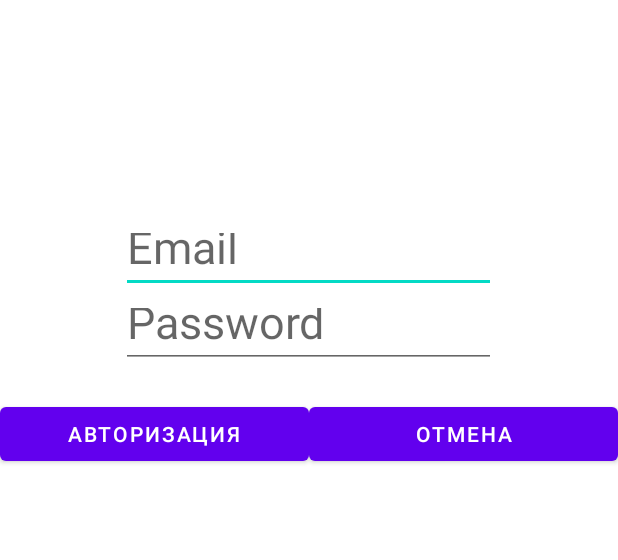
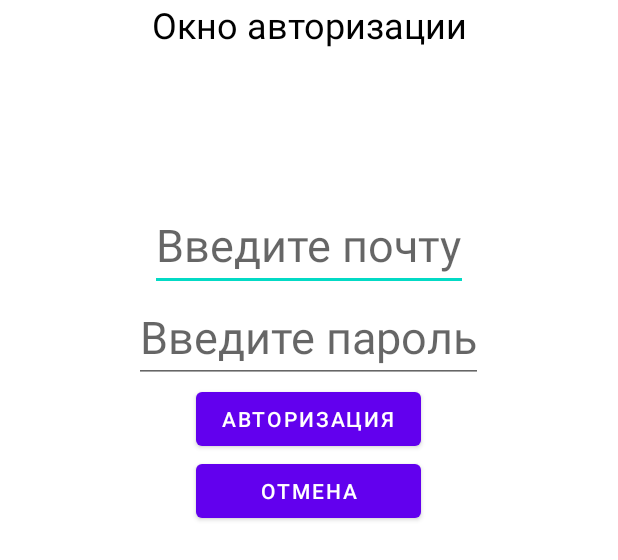
Before and after one commit to T1mba/Wheather, an Android app: the layout regis.xml on its own in the app's theme, with its tools: preview values and no code run, on a phone screen of 412 x 824 dp. Shown: the top 560 px of the screen. Run offline under Robolectric (Android 15) with nearby library versions, the phone set to English and light mode, and no system bars.

Commit message:
реферат

```diff
--- a/app/src/main/java/ru/yotc/weather_Igimbaev/MainActivity.kt
+++ b/app/src/main/java/ru/yotc/weather_Igimbaev/MainActivity.kt
@@ -55,6 +55,7 @@ class MainActivity : AppCompatActivity() {
     lateinit var secview: TextView
     lateinit var tempView: TextView
     lateinit var lastview: TextView
+    private lateinit var getServer:(result:String, error: String) -> Unit
     lateinit var predlastview: TextView
     private lateinit var callback: (result: String?, error: String) -> Unit
     private lateinit var dailyInfoRecyclerView: RecyclerView
@@ -66,7 +67,9 @@ class MainActivity : AppCompatActivity() {
     override fun onCreate(savedInstanceState: Bundle?) {
         super.onCreate(savedInstanceState)
         setContentView(R.layout.activity_main)
-
+            getServer = {result, error ->
+                //Тут должен быть запрос на сервер
+            }
         callback = { result, error ->
             if (result != null) {
 // перед заполнением очищаем список
@@ -362,4 +365,8 @@ class MainActivity : AppCompatActivity() {
                 1)
     }
 
+    fun select(view: View) {
+        MyCustomDialog().show(supportFragmentManager, "Dialog")
+    }
+
 }
--- a/app/src/main/java/ru/yotc/weather_Igimbaev/MyCustomDialog.kt
+++ b/app/src/main/java/ru/yotc/weather_Igimbaev/MyCustomDialog.kt
@@ -1,13 +1,20 @@
 package ru.yotc.weather_Igimbaev
 
+import android.app.AlertDialog
 import android.app.Dialog
+import android.content.DialogInterface
 import android.os.Bundle
 import android.view.LayoutInflater
 import android.view.View
 import android.view.ViewGroup
+import android.view.Window
 import androidx.fragment.app.DialogFragment
+import androidx.fragment.app.FragmentContainer
+
 
 class MyCustomDialog : DialogFragment() {
+    override fun onCreateView(inflater: LayoutInflater, container: ViewGroup?, savedInstanceState: Bundle?): View?{
 
-
+        return inflater.inflate(R.layout.regis, container,false)
+    }
 }
--- /dev/null
+++ b/app/src/main/res/drawable/round_corner.xml
@@ -0,0 +1,12 @@
+<?xml version="1.0" encoding="utf-8"?>
+<shape xmlns:android="http://schemas.android.com/apk/res/android">
+    <solid
+        android:color="#FFFFFF"/>
+    <corners
+        android:radius="30dp" />
+    <padding
+        android:left="10dp"
+        android:top="10dp"
+        android:right="10dp"
+        android:bottom="10dp" />
+</shape>
--- a/app/src/main/res/layout/activity_main.xml
+++ b/app/src/main/res/layout/activity_main.xml
@@ -229,10 +229,15 @@
             android:id="@+id/buttonPanel"
             >
             <Button
-                android:layout_width="match_parent"
+                android:layout_width="wrap_content"
                 android:layout_height="wrap_content"
                 android:onClick="selectCity"
                 android:text="Список городов" />
+                <Button
+                    android:layout_width="wrap_content"
+                    android:layout_height="wrap_content"
+                    android:onClick="select"
+                    android:text="Перейти на окно" />
         </LinearLayout>
 
 
--- a/app/src/main/res/layout/regis.xml
+++ b/app/src/main/res/layout/regis.xml
@@ -1,45 +1,57 @@
 <?xml version="1.0" encoding="utf-8"?>
-<RelativeLayout
-    xmlns:android="http://schemas.android.com/apk/res/android"
+<androidx.constraintlayout.widget.ConstraintLayout xmlns:android="http://schemas.android.com/apk/res/android"
     xmlns:tools="http://schemas.android.com/tools"
-    android:id="@+id/activity_authentication"
     android:layout_width="match_parent"
-    android:layout_height="match_parent">
+    android:layout_height="match_parent"
+    xmlns:app="http://schemas.android.com/apk/res-auto"
+    tools:context=".MainActivity">
+
+    <LinearLayout
+        android:layout_width="match_parent"
+        android:layout_height="match_parent"
+        android:orientation="vertical">
+
+        <TextView
+
+            android:layout_width="fill_parent"
+            android:layout_height="wrap_content"
+
+            android:text="Окно авторизации"
+            android:textColor="#000000"
+            android:textSize="24sp"
+            android:gravity="center"
+            android:layout_centerVertical="true"/>
+
+        <EditText
+            android:layout_width="wrap_content"
+            android:layout_height="wrap_content"
+
+            android:layout_gravity="center"
+            android:layout_marginTop="100dp"
+            android:hint="Введите почту"
+            android:textSize="30dp" />
+
+        <EditText
+            android:layout_width="wrap_content"
+            android:layout_height="wrap_content"
+
+            android:hint="Введите пароль"
+            android:layout_gravity="center"
+            android:textSize="30dp"/>
+        <Button
+            android:layout_width="150dp"
+            android:layout_height="wrap_content"
+            android:layout_gravity="center"
+
+            android:text="Авторизация"/>
+        <Button
+            android:layout_width="150dp"
+            android:layout_height="wrap_content"
+            android:layout_gravity="center"
+            android:text="Отмена"/>
 
 
-    <EditText android:layout_width="250dp"
-        android:layout_height="50dp"
-        android:id="@+id/et_email"
-        android:layout_centerHorizontal="true"
-        android:layout_marginTop="145dp"
-        android:hint="Email"
+    </LinearLayout>
 
-        android:textSize="30dp"/>
-    <EditText android:layout_width="250dp"
-        android:layout_height="50dp"
-        android:layout_centerHorizontal="true"
-        android:layout_below="@+id/et_email"
-        android:hint="Password"
 
-        android:textSize="30dp"
-        android:id="@+id/et_password"
-        />
-
-    <LinearLayout android:layout_width="match_parent"
-        android:layout_height="wrap_content"
-        android:layout_below="@+id/et_password"
-        android:layout_marginTop="20dp"
-        >
-        <Button android:layout_width="match_parent"
-            android:layout_height="match_parent"
-            android:text="Авторизация"
-            android:layout_weight="1"
-            android:id="@+id/btn_sign_in"/>
-        <Button android:layout_width="match_parent"
-            android:layout_height="match_parent"
-            android:layout_weight="1"
-            android:text="Отмена"
-            android:id="@+id/close"/>
-
-    </LinearLayout>
-</RelativeLayout>
+</androidx.constraintlayout.widget.ConstraintLayout>
```
Also changed, not shown: 4 other files.
